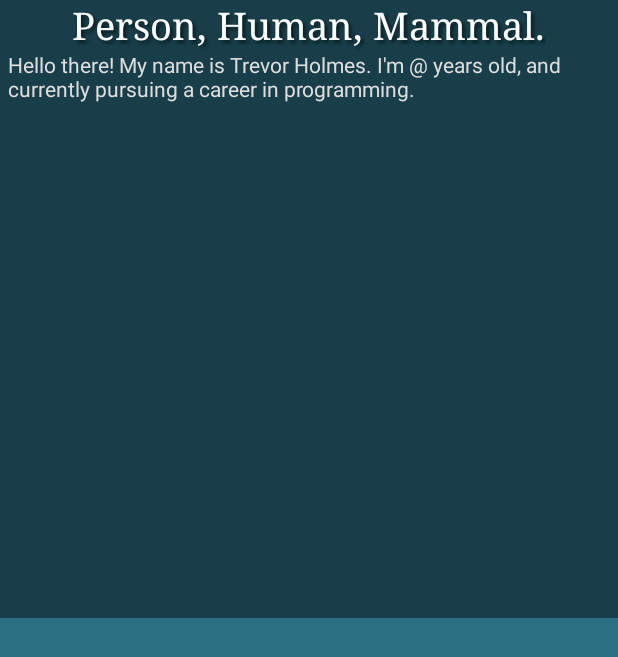
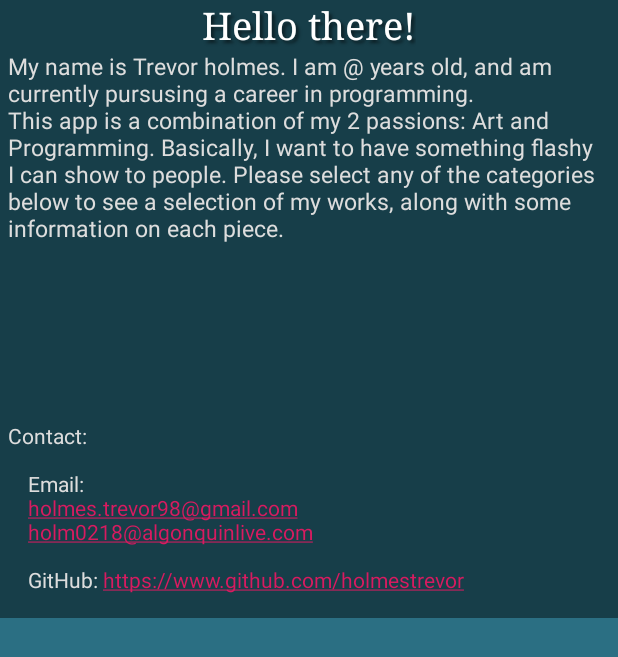
Before and after one commit to holmestrevor/portfolio-app, an Android app: the layout activity_menu.xml on its own in the app's theme, with its tools: preview values and no code run, on a phone screen of 412 x 824 dp. Shown: the top 657 px of the screen. Run offline under Robolectric (Android 15) with nearby library versions, the phone set to English and light mode, and no system bars.

Commit message:
Added contact links to bio.

```diff
--- a/app/src/main/java/com/example/portfolioapp/MenuActivity.java
+++ b/app/src/main/java/com/example/portfolioapp/MenuActivity.java
@@ -3,6 +3,7 @@ package com.example.portfolioapp;
 import android.content.Intent;
 import android.os.Bundle;
 import android.support.v7.app.AppCompatActivity;
+import android.text.method.LinkMovementMethod;
 import android.view.View;
 import android.view.animation.Animation;
 import android.view.animation.AnimationUtils;
@@ -37,6 +38,9 @@ public class MenuActivity extends AppCompatActivity {
         bioParagraphs = new ArrayList<TextView>();
 
         bioParagraphs.add((TextView)findViewById(R.id.bioParagraph1));
+        bioParagraphs.add((TextView)findViewById(R.id.bioParagraph2));
+
+        bioParagraphs.get(1).setMovementMethod(LinkMovementMethod.getInstance());
 
         /*
         This block will replace the character @ in the first paragraph with my current age, so I'll
--- a/app/src/main/res/layout/activity_menu.xml
+++ b/app/src/main/res/layout/activity_menu.xml
@@ -14,7 +14,7 @@
 
         <TextView
             android:id="@+id/bioTitle"
-            android:text="Person, Human, Mammal."
+            android:text="@string/bioTitle"
             android:layout_width="wrap_content"
             android:layout_height="wrap_content"
             android:layout_alignParentTop="true"
@@ -29,13 +29,27 @@
 
         <TextView
             android:id="@+id/bioParagraph1"
-            android:text="Hello there! My name is Trevor Holmes. I'm @ years old, and currently pursuing a career in programming."
+            android:text="@string/bioParagraph1"
             android:layout_width="match_parent"
             android:layout_height="wrap_content"
             android:layout_below="@id/bioTitle"
             android:textColor="@color/text_shadow_gray"
-            android:layout_marginLeft="5dp"
-            android:layout_marginRight="5dp"/>
+            android:textSize="15sp"
+            android:layout_marginStart="5dp"
+            android:layout_marginEnd="5dp"/>
+
+        <TextView
+            android:id="@+id/bioParagraph2"
+            android:text="@string/bioParagraph2"
+            android:layout_width="match_parent"
+            android:layout_height="wrap_content"
+            android:layout_alignParentBottom="true"
+            android:textColor="@color/text_shadow_gray"
+            android:layout_marginTop="5dp"
+            android:layout_marginStart="5dp"
+            android:layout_marginEnd="5dp"
+            android:linksClickable="true"
+            android:autoLink="all" />
 
     </RelativeLayout>
 
--- a/app/src/main/res/values/strings.xml
+++ b/app/src/main/res/values/strings.xml
@@ -8,9 +8,9 @@
 
 
     <!--MenuActivity-->
-    <string name="bioTitle"></string>
-    <string name="bioParagraph1"></string>
-    <string name="bioParagraph2"></string>
+    <string name="bioTitle">Hello there!</string>
+    <string name="bioParagraph1">My name is Trevor holmes. I am @ years old, and am currently pursusing a career in programming.\nThis app is a combination of my 2 passions: Art and Programming. Basically, I want to have something flashy I can show to people. Please select any of the categories below to see a selection of my works, along with some information on each piece.</string>
+    <string name="bioParagraph2">Contact:\n\n\tEmail:\n\tholmes.trevor98@gmail.com\n\tholm0218@algonquinlive.com\n\n\tGitHub: https://www.github.com/holmestrevor\n</string>
 
     <!--menu_item.xml-->
 
```
